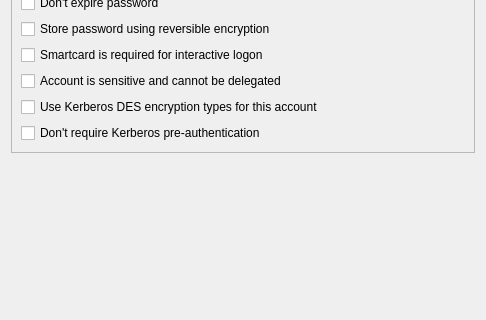
First picture: the form in src/admc/tabs/account_tab.ui, repository altlinux/admc, before the edit; both pictures show x 0 to 486 and y 261 to 581 of the 486 by 581 pixel window.
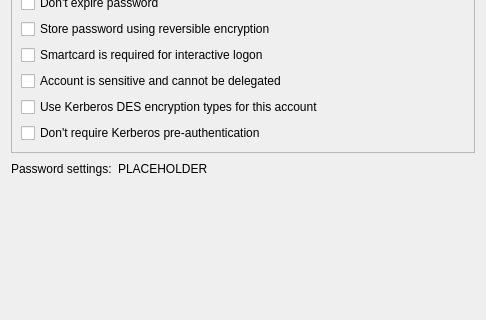
Second picture: the form after the edit. Custom widgets are drawn as their Qt base class.

Commit message: Add applied PSO name to user's account tab

Diff of the .ui file:
```diff
--- a/src/admc/tabs/account_tab.ui
+++ b/src/admc/tabs/account_tab.ui
@@ -222,6 +222,40 @@
      </widget>
     </widget>
    </item>
+   <item>
+    <layout class="QHBoxLayout" name="horizontalLayout_2">
+     <property name="bottomMargin">
+      <number>20</number>
+     </property>
+     <item>
+      <widget class="QLabel" name="label_2">
+       <property name="text">
+        <string>Password settings:</string>
+       </property>
+      </widget>
+     </item>
+     <item>
+      <widget class="QLabel" name="pso_label">
+       <property name="text">
+        <string>PLACEHOLDER</string>
+       </property>
+      </widget>
+     </item>
+     <item>
+      <spacer name="horizontalSpacer_3">
+       <property name="orientation">
+        <enum>Qt::Horizontal</enum>
+       </property>
+       <property name="sizeHint" stdset="0">
+        <size>
+         <width>40</width>
+         <height>20</height>
+        </size>
+       </property>
+      </spacer>
+     </item>
+    </layout>
+   </item>
    <item>
     <spacer name="verticalSpacer">
      <property name="orientation">
```
Left out of the diff: 4 changed lines with no effect on the pictures. The commit also changes 5 other files.
